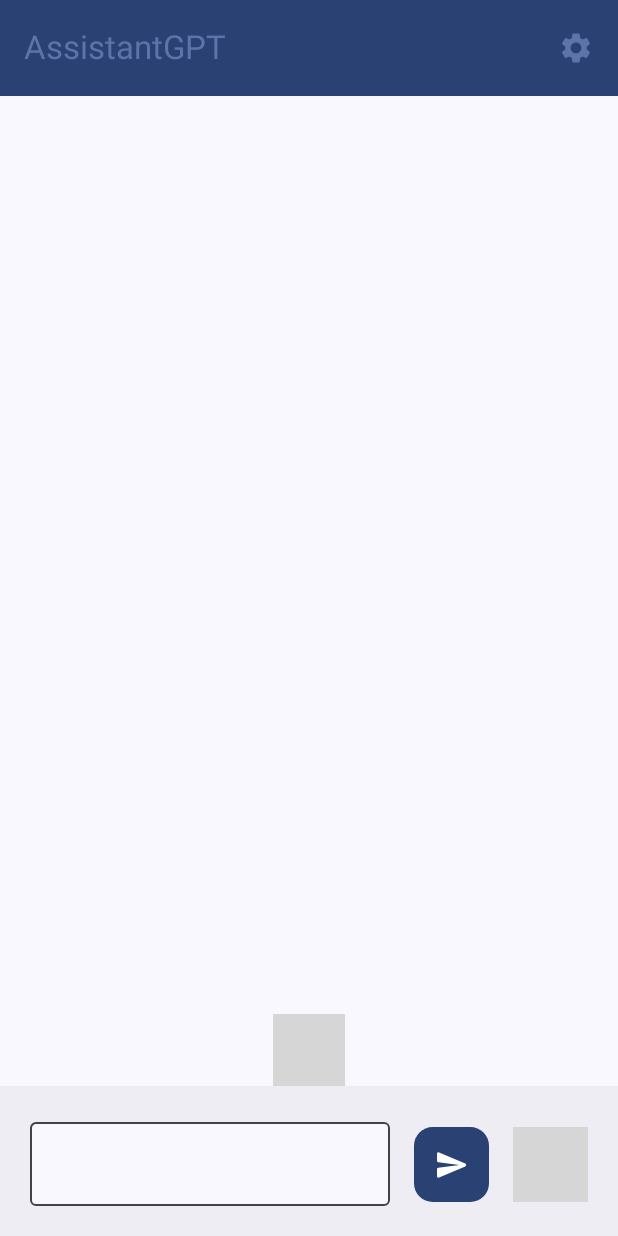
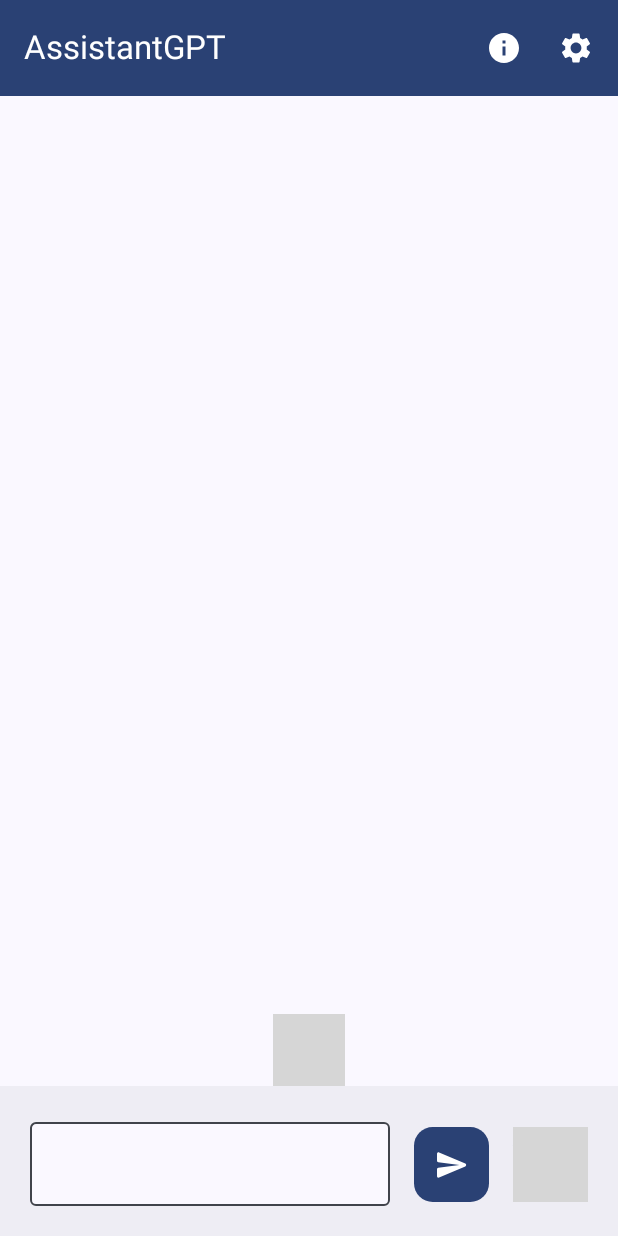
Before and after one commit to mfletcher2/ai-assistant-android, an Android app built with Jetpack Compose: the screen it shows after launch (MainActivity), on a phone screen of 412 x 824 dp. Run offline under Robolectric (Android 15) with nearby library versions, the phone set to English and light mode, and no system bars; libraries missing offline, so code that uses them is left out: com.theokanning.openai; 2 statements that could not run were skipped; grey boxes are pictures that could not be loaded.

Commit message:
Add information dialog

```diff
--- a/app/src/main/java/lol/max/assistantgpt/ui/ChatScreen.kt
+++ b/app/src/main/java/lol/max/assistantgpt/ui/ChatScreen.kt
@@ -28,6 +28,7 @@ import androidx.compose.foundation.shape.RoundedCornerShape
 import androidx.compose.foundation.text.KeyboardActions
 import androidx.compose.foundation.text.KeyboardOptions
 import androidx.compose.material.icons.Icons
+import androidx.compose.material.icons.filled.Info
 import androidx.compose.material.icons.filled.Settings
 import androidx.compose.material.icons.rounded.Send
 import androidx.compose.material3.BottomAppBar
@@ -141,13 +142,19 @@ fun ChatScreen(
         TopAppBar(title = { Text(text = stringResource(id = R.string.app_name)) },
             colors = TopAppBarDefaults.smallTopAppBarColors(
                 containerColor = MaterialTheme.colorScheme.primary,
-                titleContentColor = MaterialTheme.colorScheme.primaryContainer
+                titleContentColor = MaterialTheme.colorScheme.onPrimary
             ), actions = {
+                IconButton(onClick = { viewModel.updateShowDialog(DialogTypes.INFO) }) {
+                    Icon(
+                        imageVector = Icons.Filled.Info, contentDescription = "Info",
+                        tint = MaterialTheme.colorScheme.onPrimary
+                    )
+                }
                 IconButton(onClick = { viewModel.updateShowDialog(DialogTypes.SETTINGS) }) {
                     Icon(
                         imageVector = Icons.Filled.Settings,
                         contentDescription = "Settings",
-                        tint = MaterialTheme.colorScheme.primaryContainer
+                        tint = MaterialTheme.colorScheme.onPrimary
                     )
                 }
             })
@@ -175,6 +182,8 @@ fun ChatScreen(
                     DialogTypes.NONE
                 )
             }, { viewModel.saveSharedPreferences() })
+        else if (viewModel.showDialog == DialogTypes.INFO)
+            InfoDialog { viewModel.updateShowDialog(DialogTypes.NONE) }
     }
 }
 
--- a/app/src/main/java/lol/max/assistantgpt/ui/SettingsDialog.kt
+++ b/app/src/main/java/lol/max/assistantgpt/ui/SettingsDialog.kt
@@ -33,7 +33,7 @@ import androidx.core.text.isDigitsOnly
 import lol.max.assistantgpt.ui.viewmodel.Options
 
 enum class DialogTypes {
-    NONE, SETTINGS;
+    NONE, SETTINGS, INFO;
 }
 
 val availableModels = listOf("gpt-3.5-turbo", "gpt-3.5-turbo-16k", "gpt-4")
```
Also changed, not shown: app/src/main/java/lol/max/assistantgpt/ui/InfoDialog.kt (added, +38 -0 lines), app/src/main/java/lol/max/assistantgpt/ui/Previews.kt (+8 -0 lines).
